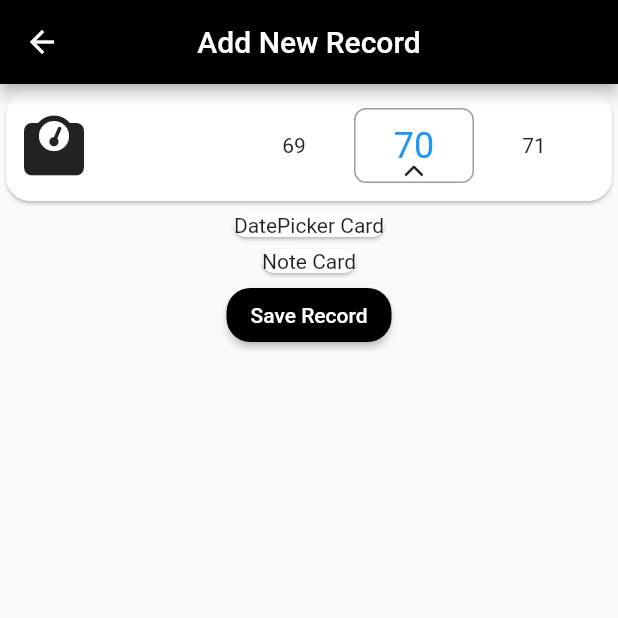
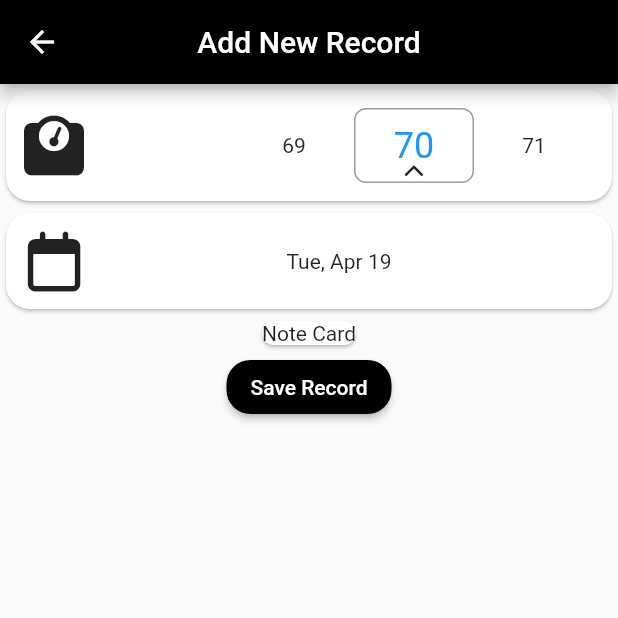
Before and after one commit to jwill4455/Flutter-with-Getx, a Flutter app: the AddRecordView screen opened directly, on a phone screen of 412 x 824 dp, the top half of it. Run offline on Flutter 3.47's test engine with Material 2 defaults, Android fonts, the phone set to English and light mode, and no system bars; drawn by our look-alikes of numberpicker; our stand-ins replace animated_bottom_navigation_bar, font_awesome_flutter, freezed_annotation, get.

Commit message:
Add logic for selecting and showing date asynchronously

```diff
--- a/lib/views/add_record.dart
+++ b/lib/views/add_record.dart
@@ -1,5 +1,6 @@
 import 'package:flutter/material.dart';
 import 'package:font_awesome_flutter/font_awesome_flutter.dart';
+import 'package:intl/intl.dart';
 import 'package:numberpicker/numberpicker.dart';
 
 class AddRecordView extends StatefulWidget {
@@ -11,6 +12,7 @@ class AddRecordView extends StatefulWidget {
 
 class _AddRecordViewState extends State<AddRecordView> {
   int _selectedValue = 70;
+  DateTime _selectedDate = DateTime.now();
 
   @override
   Widget build(BuildContext context) {
@@ -55,16 +57,45 @@ class _AddRecordViewState extends State<AddRecordView> {
                             border: Border.all(color: Colors.grey),
                           ),
                         ),
-                         const Icon(FontAwesomeIcons.chevronUp, size: 14)
+                        const Icon(FontAwesomeIcons.chevronUp, size: 14)
                       ],
                     )
                   ],
                 ),
               )),
-          Card(
-            shape:
-                RoundedRectangleBorder(borderRadius: BorderRadius.circular(16)),
-            child: const Text('DatePicker Card'),
+          GestureDetector(
+            onTap: () async {
+              var _initialDate = DateTime.now();
+
+             _selectedDate = await showDatePicker(
+                  context: context,
+                  initialDate: _initialDate,
+                  firstDate: _initialDate.subtract(const Duration(days: 365)),
+                  lastDate: _initialDate.add(const Duration(days: 30))) ?? _selectedDate;
+
+                  setState(() {});
+            },
+            child: Card(
+                shape: RoundedRectangleBorder(
+                    borderRadius: BorderRadius.circular(16)),
+                child: Padding(
+                  padding: const EdgeInsets.all(12.0),
+                  child: Row(
+                    mainAxisAlignment: MainAxisAlignment.spaceBetween,
+                    children: [
+                      const Icon(
+                        FontAwesomeIcons.calendar,
+                        size: 40,
+                      ),
+                      Expanded(
+                        child: Text(
+                          DateFormat('EEE, MMM d').format(_selectedDate),
+                          textAlign: TextAlign.center,
+                        ),
+                      )
+                    ],
+                  ),
+                )),
           ),
           Card(
             shape:
```
